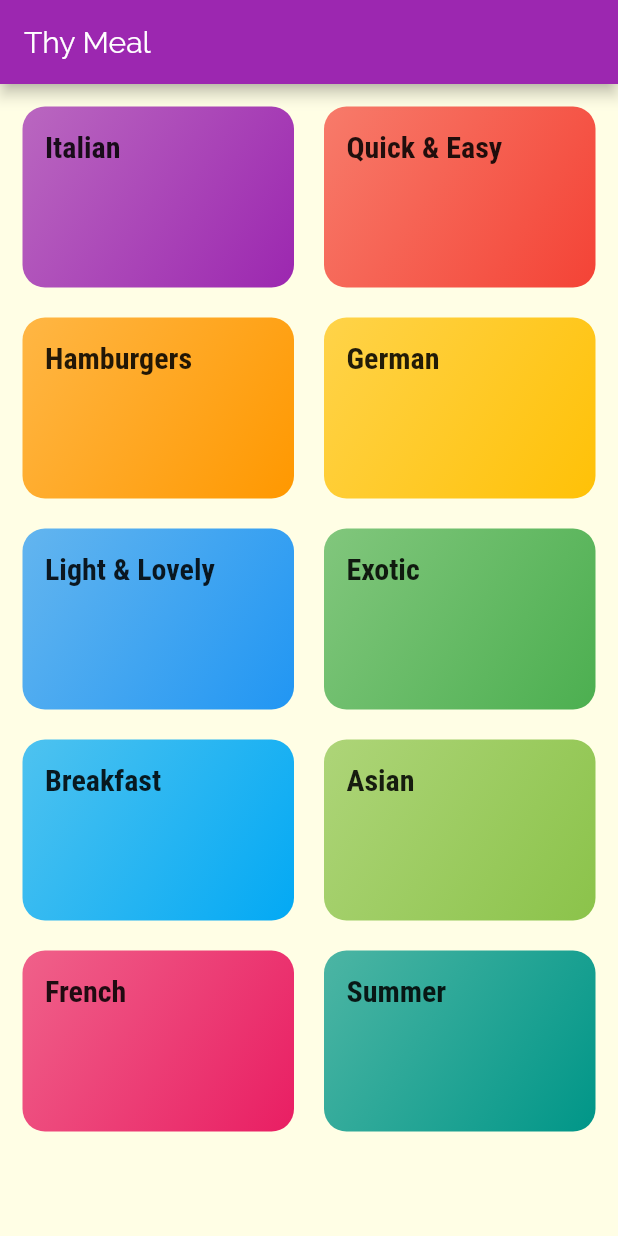
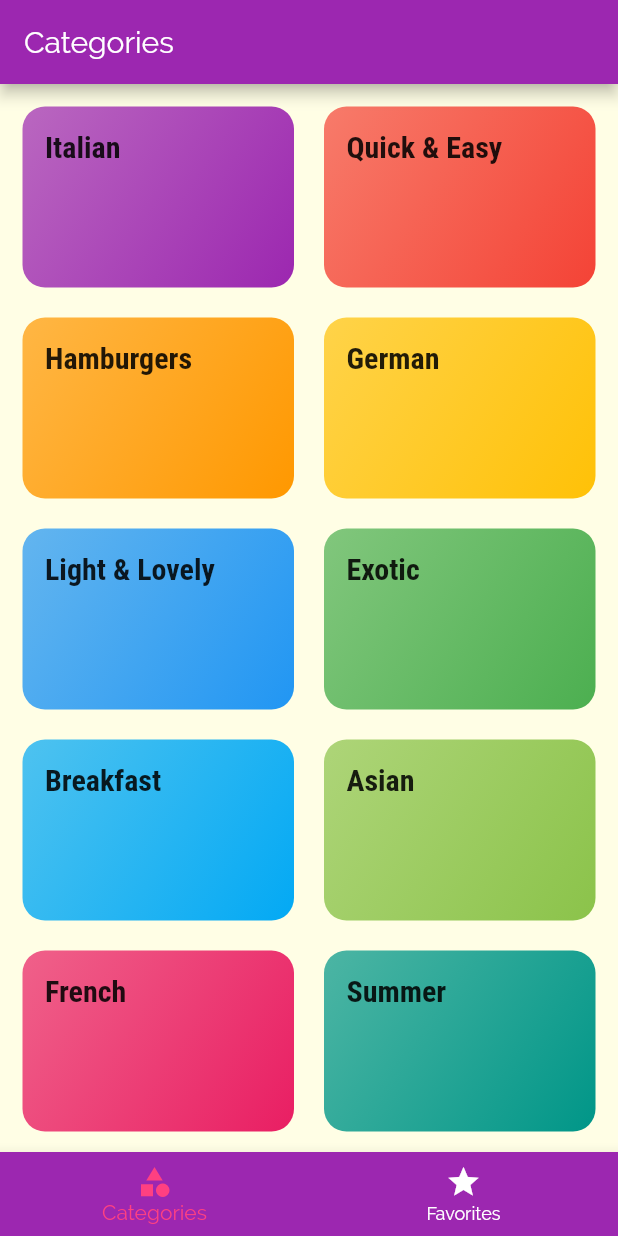
Before and after one commit to nvshah/CookAt, a Flutter app: the screen it shows after launch, on a phone screen of 412 x 824 dp. Run offline on Flutter 3.47's test engine with Material 2 defaults, Android fonts, the phone set to English and light mode, and no system bars.

Commit message:
-- Tabs Bar ---  -> new screen : Favorite  -> tabs_Screen_Top is alternative Screen

```diff
--- a/lib/main.dart
+++ b/lib/main.dart
@@ -3,6 +3,7 @@ import 'package:flutter/material.dart';
 import './screens/categories_screen.dart';
 import './screens/category_meals_screen.dart';
 import './screens/meal_details_screen.dart';
+import './screens/tabs_screen_bottom.dart';
 
 void main() => runApp(MyApp());
 
@@ -34,7 +35,7 @@ class MyApp extends StatelessWidget {
       initialRoute: '/',  //default is '/'
       routes: {
         //here ctxt is may be context of new screen going to be coming on screen
-        '/': (ctxt) => CategoriesScreen(),
+        '/': (ctxt) => TabsScreen(),
         CategoryMealsScreen.routeName: (ctxt) => CategoryMealsScreen(),
         MealDetailScreen.routeName: (ctxt) => MealDetailScreen(),
       },
--- a/lib/screens/categories_screen.dart
+++ b/lib/screens/categories_screen.dart
@@ -6,14 +6,12 @@ import '../widgets/category_item.dart';
 class CategoriesScreen extends StatelessWidget {
   @override
   Widget build(BuildContext context) {
-    return Scaffold(
-      appBar: AppBar(
-        title: const Text('Thy Meal'),
-      ),
-      body: GridView(
+    //grid layout that needs to be rendered as a screen body of Categories tab
+    return GridView(
       padding: EdgeInsets.all(15),
       children: DUMMY_CATEGORIES
-            .map((catData) => CategoryItem(catData.id, catData.title, catData.color))
+          .map((catData) =>
+              CategoryItem(catData.id, catData.title, catData.color))
           .toList(),
       //Sliver means scrollable | according to width available of device
       gridDelegate: SliverGridDelegateWithMaxCrossAxisExtent(
@@ -24,7 +22,6 @@ class CategoriesScreen extends StatelessWidget {
         crossAxisSpacing: 20,
         mainAxisSpacing: 20,
       ),
-      ),
     );
   }
 }
--- /dev/null
+++ b/lib/screens/tabs_screen_Top.dart
@@ -0,0 +1,46 @@
+import 'package:flutter/material.dart';
+
+import './categories_screen.dart';
+import './favorite_screen.dart';
+
+class TabsScreen extends StatefulWidget {
+  @override
+  _TabsScreenState createState() => _TabsScreenState();
+}
+
+class _TabsScreenState extends State<TabsScreen> {
+  @override
+  Widget build(BuildContext context) {
+    // tab bar will appear at top of the screen, below the appbar
+    return DefaultTabController(
+      length: 2,
+      //this means that Favorites screen will appear by default
+      //initialIndex: 1,
+      child: Scaffold(
+        appBar: AppBar(
+          title: Text('Meals'),
+          //tabs
+          bottom: TabBar(
+            tabs: <Widget>[
+              Tab(
+                icon: Icon(Icons.category),
+                text: 'Categories',
+              ),
+              Tab(
+                icon: Icon(Icons.star),
+                text: 'Favorites',
+              ),
+            ],
+          ),
+        ),
+        //correspondent TabBar screen rendering content
+        body: TabBarView(
+          children: <Widget>[
+            CategoriesScreen(),
+            FavoriteScreen(),
+          ],
+        ),
+      ),
+    );
+  }
+}
--- /dev/null
+++ b/lib/screens/tabs_screen_bottom.dart
@@ -0,0 +1,59 @@
+import 'package:flutter/material.dart';
+
+import './categories_screen.dart';
+import './favorite_screen.dart';
+
+class TabsScreen extends StatefulWidget {
+  @override
+  _TabsScreenState createState() => _TabsScreenState();
+}
+
+class _TabsScreenState extends State<TabsScreen> {
+  //List of pages corresponding to the tabs
+  final List<Map<String, Object>> _pages = [
+    {'page': CategoriesScreen(), 'title': 'Categories'},
+    {'page': FavoriteScreen(), 'title': 'Thy Favorites'},
+  ];
+
+  //hold the current page index <=>
+  int _selectedPageIndex = 0;
+
+  //this will use to change the state & render appropriate screen when user select any tab from tap bar
+  void _selectPage(int index) {
+    setState(() {
+      _selectedPageIndex = index;
+    });
+  }
+
+  @override
+  Widget build(BuildContext context) {
+    return Scaffold(
+      appBar: AppBar(
+        title: Text(_pages[_selectedPageIndex]['title']),
+      ),
+      body: _pages[_selectedPageIndex]['page'],
+      bottomNavigationBar: BottomNavigationBar(
+        onTap: _selectPage,
+        backgroundColor: Theme.of(context).primaryColor,
+        unselectedItemColor: Colors.white,
+        selectedItemColor: Theme.of(context).accentColor,
+        //type: BottomNavigationBarType.shifting,
+        //tells which tab is selected
+        currentIndex: _selectedPageIndex,
+        items: [
+          BottomNavigationBarItem(
+            //if type is defined for btmnavbar then you need to give manually background color for each item
+            backgroundColor: Theme.of(context).primaryColor,
+            icon: Icon(Icons.category),
+            title: Text('Categories'),
+          ),
+          BottomNavigationBarItem(
+            backgroundColor: Theme.of(context).primaryColor,
+            icon: Icon(Icons.star),
+            title: Text('Favorites'),
+          ),
+        ],
+      ),
+    );
+  }
+}
```
Also changed, not shown: lib/screens/favorite_screen.dart (added, +10 -0 lines), lib/screens/meal_details_screen.dart (line endings or trailing spaces). Lines whose indentation alone changed are shown as unchanged.
